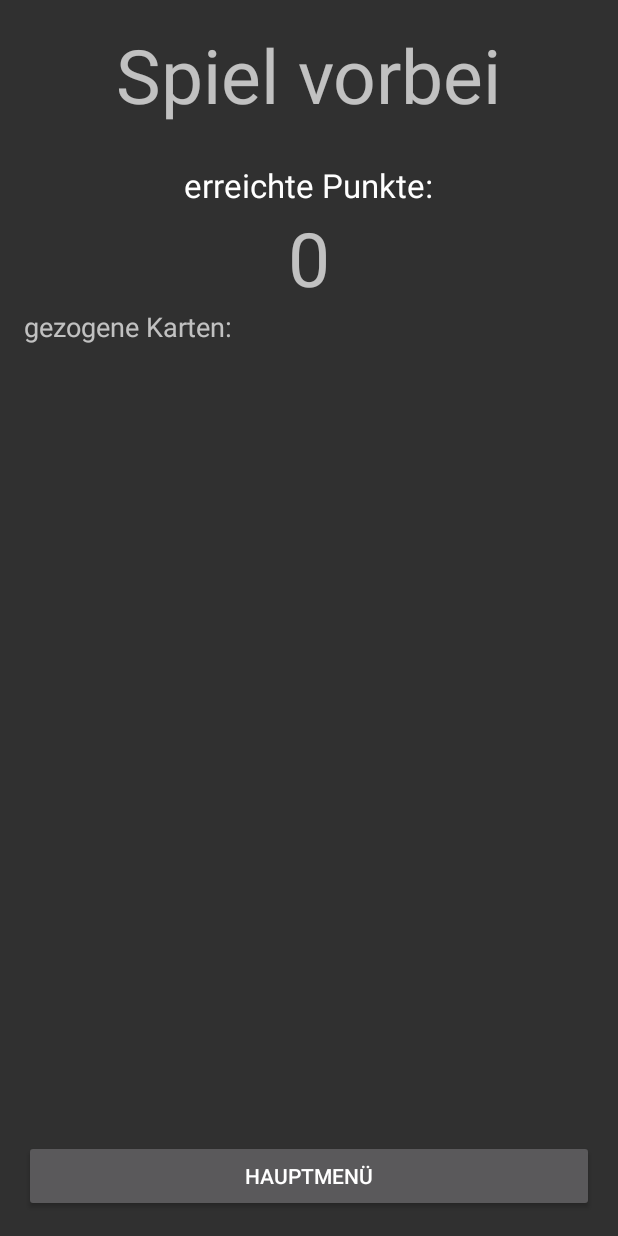
After one commit to philan92/Tabu, an Android app: the ErgebnisActivity screen opened directly, with no data from a screen before it, on a phone screen of 412 x 824 dp. The commit adds this screen. Run offline under Robolectric (Android 15) with nearby library versions, the phone set to English and light mode, and no system bars.

Commit message:
SpielActivity ruft nach ablauf der Zeit ErgebnisActivty auf Layout fuer ErgebnisActivity erstellt TODO Liste mit gezogenen Karten

```diff
--- /dev/null
+++ b/app/src/main/java/tabu/htw_berlin/de/tabu/ErgebnisActivity.java
@@ -0,0 +1,38 @@
+package tabu.htw_berlin.de.tabu;
+
+import android.content.Intent;
+import android.os.Bundle;
+import android.support.v7.app.AppCompatActivity;
+import android.view.View;
+import android.widget.Button;
+
+/**
+ * Created by philipp on 13.01.16.
+ */
+public class ErgebnisActivity extends AppCompatActivity implements View.OnClickListener{
+
+    Button btnHauptmenue;
+
+    @Override
+    protected void onCreate(Bundle savedInstanceState) {
+        super.onCreate(savedInstanceState);
+        setContentView(R.layout.activity_ergebnis);
+
+        btnHauptmenue = (Button) findViewById(R.id.btn_hauptmenue);
+
+        btnHauptmenue.setOnClickListener(this);
+    }
+
+    @Override
+    public void onClick(View v) {
+        switch (v.getId()) {
+            case R.id.btn_hauptmenue:
+                starteMainActivity();
+        }
+    }
+
+    private void starteMainActivity() {
+        Intent intent = new Intent(this, MainActivity.class);
+        startActivity(intent);
+    }
+}
--- /dev/null
+++ b/app/src/main/res/layout/activity_ergebnis.xml
@@ -0,0 +1,66 @@
+<?xml version="1.0" encoding="utf-8"?>
+<RelativeLayout xmlns:android="http://schemas.android.com/apk/res/android"
+    android:orientation="vertical" android:layout_width="match_parent"
+    android:layout_height="match_parent"
+    android:paddingBottom="16dp"
+    android:paddingLeft="16dp"
+    android:paddingRight="16dp"
+    android:paddingTop="16dp">
+
+    <TextView
+        android:layout_width="wrap_content"
+        android:layout_height="wrap_content"
+        android:text="@string/str_spiel_vorbei"
+        android:id="@+id/tv_spiel_vorbei"
+        android:textSize="50sp"
+        android:layout_alignParentTop="true"
+        android:layout_centerHorizontal="true" />
+
+    <TextView
+        android:layout_width="wrap_content"
+        android:layout_height="wrap_content"
+        android:textAppearance="?android:attr/textAppearanceLarge"
+        android:text="@string/str_erreichte_punkte"
+        android:id="@+id/tv_erreichte_punkte"
+        android:layout_below="@+id/tv_spiel_vorbei"
+        android:layout_centerHorizontal="true"
+        android:layout_marginTop="25dp" />
+
+    <TextView
+        android:layout_width="wrap_content"
+        android:layout_height="wrap_content"
+        android:text="@string/str_platzhalter_punkte"
+        android:id="@+id/tv_punkte"
+        android:layout_below="@+id/tv_erreichte_punkte"
+        android:layout_centerHorizontal="true"
+        android:textSize="50sp" />
+
+    <TextView
+        android:layout_width="wrap_content"
+        android:layout_height="wrap_content"
+        android:textAppearance="?android:attr/textAppearanceMedium"
+        android:text="@string/str_gezogene_karten"
+        android:id="@+id/textView"
+        android:layout_below="@+id/tv_punkte"
+        android:layout_alignParentLeft="true"
+        android:layout_alignParentStart="true" />
+
+    <Button
+        android:layout_width="fill_parent"
+        android:layout_height="wrap_content"
+        android:text="@string/str_hauptmenue"
+        android:id="@+id/btn_hauptmenue"
+        android:layout_alignParentBottom="true"
+        android:layout_centerHorizontal="true" />
+
+    <ListView
+        android:layout_width="wrap_content"
+        android:layout_height="wrap_content"
+        android:id="@+id/listView"
+        android:layout_below="@+id/textView"
+        android:layout_centerHorizontal="true"
+        android:layout_above="@+id/btn_hauptmenue"
+        android:fastScrollAlwaysVisible="false"
+        android:smoothScrollbar="true" />
+
+</RelativeLayout>
--- a/app/src/main/res/values/strings.xml
+++ b/app/src/main/res/values/strings.xml
@@ -21,4 +21,10 @@
     <string name="str_richtig">Richtig</string>
     <string name="str_naechste_karte">nächste Karte</string>
     <string name="str_platzhalter">Begriff</string>
+    <string name="str_strafe">5 sek Strafe</string>
+    <string name="str_spiel_vorbei">Spiel vorbei</string>
+    <string name="str_erreichte_punkte">erreichte Punkte:</string>
+    <string name="str_platzhalter_punkte">0</string>
+    <string name="str_gezogene_karten">gezogene Karten:</string>
+    <string name="str_hauptmenue">Hauptmenü</string>
 </resources>
```
Also changed, not shown: app/src/main/AndroidManifest.xml (+9 -0 lines), app/src/main/java/tabu/htw_berlin/de/tabu/SpielActivity.java (+34 -5 lines).
